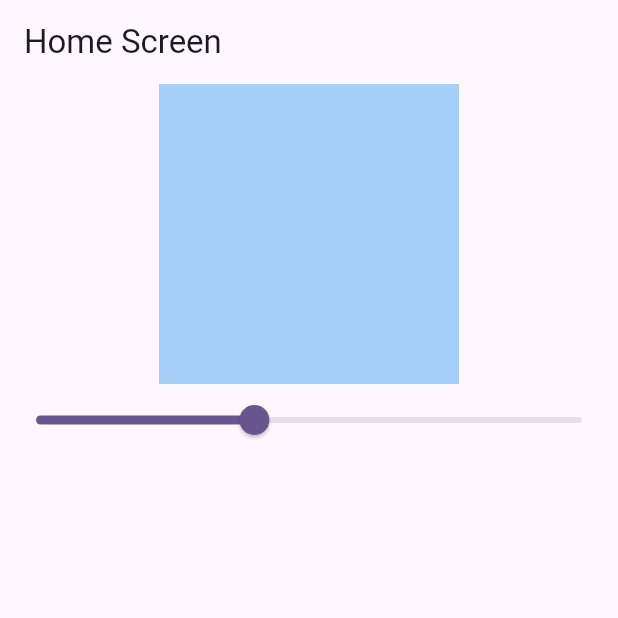
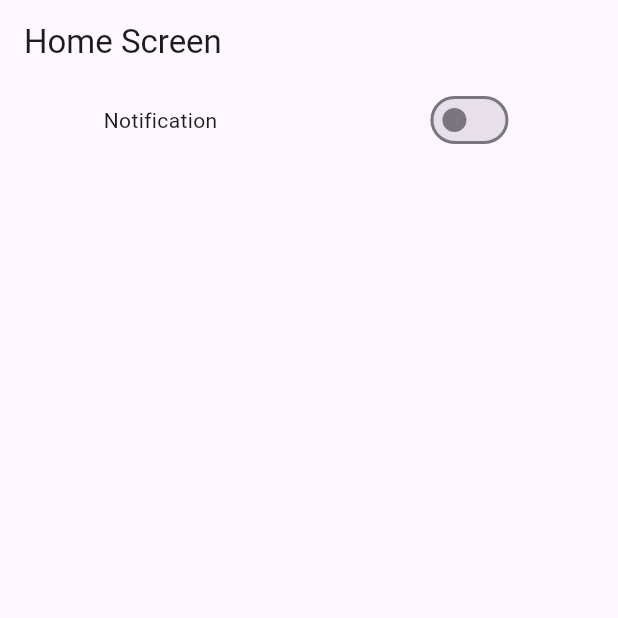
Before and after one commit to Saad-khan0349/getx_example1, a Flutter app: the screen it shows after launch, on a phone screen of 412 x 824 dp, the top half of it. Run offline on Flutter 3.47's test engine with Material 3 defaults, Android fonts, the phone set to English and light mode, and no system bars; our stand-ins replace get.

Commit message:
added 3rd example of Getx state management

```diff
--- /dev/null
+++ b/lib/example_three.dart
@@ -0,0 +1,10 @@
+import 'package:get/get_rx/get_rx.dart';
+import 'package:get/get_state_manager/src/simple/get_controllers.dart';
+
+class ExampleThree extends GetxController {
+  RxBool notification = false.obs;
+
+  SetNotification(bool value) {
+    notification.value = value;
+  }
+}
--- a/lib/home_screen.dart
+++ b/lib/home_screen.dart
@@ -3,32 +3,31 @@ import 'package:get/get.dart';
 import 'package:get/get_core/src/get_main.dart';
 import 'package:get/get_state_manager/src/rx_flutter/rx_obx_widget.dart';
 import 'package:getx_clean_coding/counter_controller.dart';
+import 'package:getx_clean_coding/example_three.dart';
 import 'package:getx_clean_coding/example_two.dart';
 
 class HomeScreen extends StatelessWidget {
   ExampleTwoController exampleTwoController = Get.put(ExampleTwoController());
   @override
   Widget build(BuildContext context) {
+    ExampleThree exampleThree = Get.put(ExampleThree());
     return Scaffold(
       appBar: AppBar(title: Text('Home Screen')),
       body: Column(
         children: [
-          Obx(
-            () => Container(
-              width: 200,
-              height: 200,
-              color: Colors.blue.withOpacity(
-                exampleTwoController.opacity.value,
-              ),
-            ),
-          ),
-          Obx(
-            () => Slider(
-              value: exampleTwoController.opacity.value,
-              onChanged: (value) {
-                exampleTwoController.setOpacity(value);
-              },
-            ),
+          Row(
+            mainAxisAlignment: MainAxisAlignment.spaceAround,
+            children: [
+              Text('Notification'),
+              Obx(() {
+                return Switch(
+                  value: exampleThree.notification.value,
+                  onChanged: (value) {
+                    exampleThree.SetNotification(value);
+                  },
+                );
+              }),
+            ],
           ),
         ],
       ),
```
